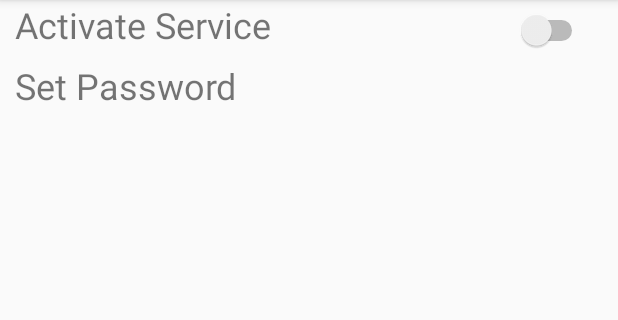
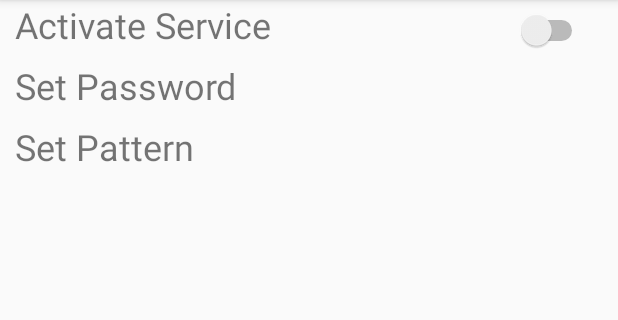
Before and after one commit to DevyankShaw/Prophone, an Android app: the MainActivity screen opened directly, with no data from a screen before it, on a phone screen of 412 x 824 dp, the part 84-404 px from its top. Run offline under Robolectric (Android 15) with nearby library versions, the phone set to English and light mode, and no system bars; 1 statement that could not run was skipped.

Commit message:
Pattern Lock added

```diff
--- a/app/build.gradle
+++ b/app/build.gradle
@@ -28,4 +28,5 @@ dependencies {
     androidTestImplementation 'com.android.support.test.espresso:espresso-core:3.0.2'
 
     implementation 'com.android.support:gridlayout-v7:28.0.0'
+    implementation 'com.andrognito.patternlockview:patternlockview:1.0.0'
 }
--- a/app/src/main/java/com/example/devyankshaw/checking/LockScreen.java
+++ b/app/src/main/java/com/example/devyankshaw/checking/LockScreen.java
@@ -204,8 +204,8 @@ public class LockScreen extends AppCompatActivity implements View.OnClickListene
                     collapseNow();
 
                 // Close every kind of system dialog
-//                Intent closeDialog = new Intent(Intent.ACTION_CLOSE_SYSTEM_DIALOGS);
-//                sendBroadcast(closeDialog);//Sends signal/message  to the system
+                Intent closeDialog = new Intent(Intent.ACTION_CLOSE_SYSTEM_DIALOGS);
+                sendBroadcast(closeDialog);//Sends signal/message  to the system
 
 
             }
--- a/app/src/main/java/com/example/devyankshaw/checking/LockService.java
+++ b/app/src/main/java/com/example/devyankshaw/checking/LockService.java
@@ -70,15 +70,12 @@ public class LockService extends Service {
             public void onCallStateChanged(int state, String incomingNumber) {
                 switch (state) {
                     case TelephonyManager.CALL_STATE_IDLE:
-                        Toast.makeText(LockService.this, "Idle State", Toast.LENGTH_SHORT).show();
                         notificationPanel = false;
                         break;
                     case TelephonyManager.CALL_STATE_OFFHOOK:
-                        Toast.makeText(LockService.this, "Off Hook State", Toast.LENGTH_SHORT).show();
                         notificationPanel = true;
                         break;
                     case TelephonyManager.CALL_STATE_RINGING:
-                        Toast.makeText(LockService.this, "Ringing State", Toast.LENGTH_SHORT).show();
                         notificationPanel = true;
                         break;
                 }
--- a/app/src/main/java/com/example/devyankshaw/checking/MainActivity.java
+++ b/app/src/main/java/com/example/devyankshaw/checking/MainActivity.java
@@ -19,6 +19,7 @@ import android.view.View;
 import android.widget.CompoundButton;
 import android.widget.Switch;
 import android.widget.TextView;
+import android.widget.Toast;
 
 import static android.accounts.AccountManager.KEY_PASSWORD;
 
@@ -32,6 +33,7 @@ public class MainActivity extends AppCompatActivity {
     public final static int REQUEST_CODE = 123;
 
     private TextView txtSetPassword;
+    private TextView txtSetPattern;
     @Override
     protected void onCreate(Bundle savedInstanceState) {
         super.onCreate(savedInstanceState);
@@ -40,6 +42,7 @@ public class MainActivity extends AppCompatActivity {
         preferences = PreferenceManager.getDefaultSharedPreferences(MainActivity.this);
 
         txtSetPassword = findViewById(R.id.txtSetPassword);
+        txtSetPattern = findViewById(R.id.txtSetPattern);
         swtSwitch = findViewById(R.id.swtService);
 
         settings = getSharedPreferences(PREFS_NAME, 0);
@@ -48,7 +51,7 @@ public class MainActivity extends AppCompatActivity {
 
         //This is for the first time to block Set Password when user clicks
         if(settings.getInt("switchFirst", 0) == 101){
-            txtSetPassword.setText("Change Password");
+            //txtSetPassword.setText("Change Password");
             txtSetPassword.setOnClickListener(new View.OnClickListener() {
                 @Override
                 public void onClick(View v) {
@@ -56,7 +59,16 @@ public class MainActivity extends AppCompatActivity {
 
                 }
             });
+
+            txtSetPattern.setOnClickListener(new View.OnClickListener() {
+                @Override
+                public void onClick(View v) {
+                    startActivity(new Intent(MainActivity.this, PatternLock.class));
+                }
+            });
+
         }
+
 
         final Handler handler = new Handler();
         Runnable checkOverlaySetting = new Runnable() {
@@ -156,7 +168,7 @@ public class MainActivity extends AppCompatActivity {
                             editorLock.putInt("switchFirst", 101);
                             editorLock.commit();
 
-                            txtSetPassword.setText("Change Password");
+
                             settings.edit().putBoolean("my_first_time", false).commit();
                     }
                     else if(settings.getInt("switchFirst", 0) == 101){
@@ -165,6 +177,17 @@ public class MainActivity extends AppCompatActivity {
                         ContextCompat.startForegroundService(MainActivity.this, intent.setAction(Intent.ACTION_SCREEN_OFF));
                     }
 
+                    /*preferences = PreferenceManager.getDefaultSharedPreferences(MainActivity.this);
+                    String passwordPattern = preferences.getString(KEY_PASSWORD, "");
+                    int passwordPin = preferences.getInt(KEY_PASSWORD, 0000);
+                    if(passwordPattern.equals("") && passwordPin == 0000){
+                        swtSwitch.setChecked(false);
+                        Toast.makeText(MainActivity.this, "Please first either set password or pattern", Toast.LENGTH_SHORT).show();
+                    }else{
+                        Intent intent = new Intent(MainActivity.this, LockService.class);
+                        //intent.addFlags(Intent.FLAG_RECEIVER_FOREGROUND);
+                        ContextCompat.startForegroundService(MainActivity.this, intent.setAction(Intent.ACTION_SCREEN_OFF));
+                    }*/
                 }else {
                     stopService(new Intent(MainActivity.this,LockService.class));
                 }
--- a/app/src/main/res/layout/activity_main.xml
+++ b/app/src/main/res/layout/activity_main.xml
@@ -44,4 +44,17 @@
         app:layout_constraintHorizontal_bias="0.0"
         app:layout_constraintStart_toStartOf="parent"
         app:layout_constraintTop_toBottomOf="@+id/linearLayout" />
+
+    <TextView
+        android:id="@+id/txtSetPattern"
+        android:layout_width="0dp"
+        android:layout_height="wrap_content"
+        android:layout_marginTop="8dp"
+        android:paddingLeft="10dp"
+        android:text="Set Pattern"
+        android:textSize="24sp"
+        app:layout_constraintEnd_toEndOf="parent"
+        app:layout_constraintHorizontal_bias="0.0"
+        app:layout_constraintStart_toStartOf="parent"
+        app:layout_constraintTop_toBottomOf="@+id/txtSetPassword" />
 </android.support.constraint.ConstraintLayout>
--- a/app/src/main/res/values/colors.xml
+++ b/app/src/main/res/values/colors.xml
@@ -3,4 +3,7 @@
     <color name="colorPrimary">#008577</color>
     <color name="colorPrimaryDark">#00574B</color>
     <color name="colorAccent">#D81B60</color>
+
+    <color name="black_overlay">#66000000</color>
+    <color name="mine_shaft">#303030</color>
 </resources>
--- a/app/src/main/res/values/strings.xml
+++ b/app/src/main/res/values/strings.xml
@@ -3,4 +3,8 @@
 
     <!-- TODO: Remove or change this placeholder text -->
     <string name="hello_blank_fragment">Hello blank fragment</string>
+
+    <string name="title_activity_pattern_lock_view">PatternLockView</string>
+    <string name="dummy_button">Dummy Button</string>
+    <string name="dummy_content">DUMMY\nCONTENT</string>
 </resources>
--- a/app/src/main/res/values/styles.xml
+++ b/app/src/main/res/values/styles.xml
@@ -18,4 +18,5 @@
         <item name="android:backgroundDimEnabled">false</item>
     </style>
 
+
 </resources>
```
Also changed, not shown: app/src/main/AndroidManifest.xml (+4 -3 lines), app/src/main/java/com/example/devyankshaw/checking/UserPresentBroadcastReceiver.java (+14 -3 lines), app/src/main/res/layout/activity_lock_screen.xml (+12 -1 lines).
